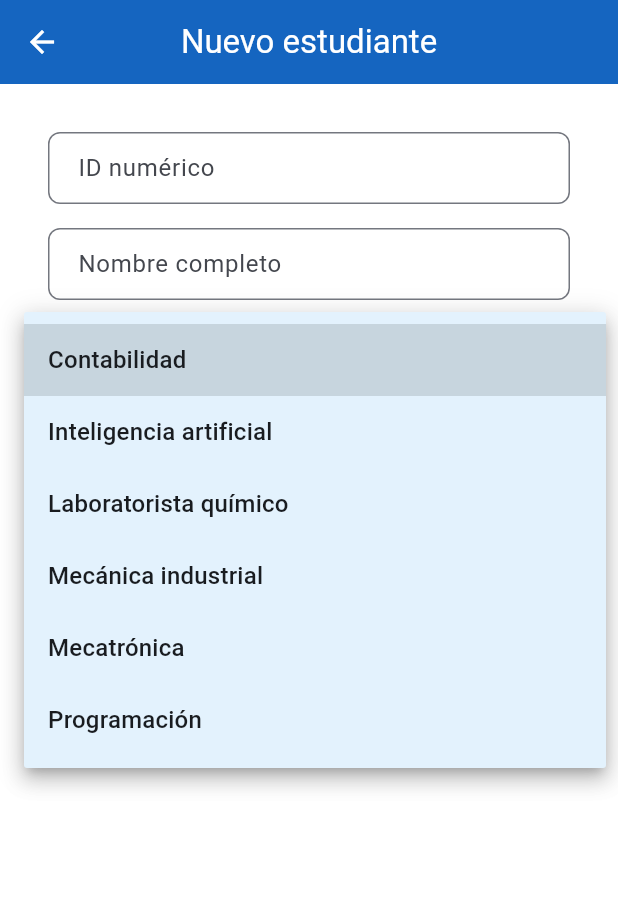
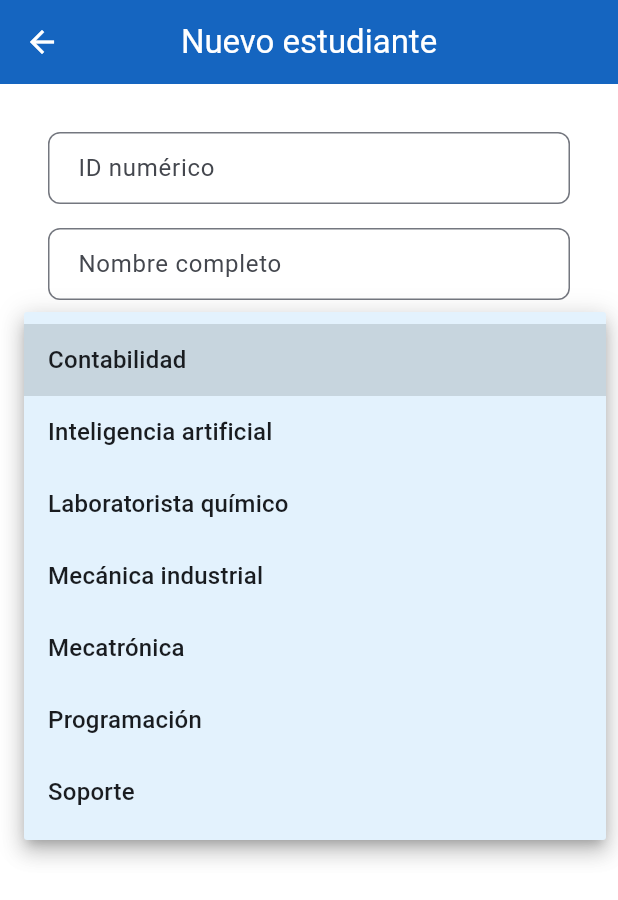
Before and after one commit to segso/setans, a Flutter app: the StudentFormScreen screen opened directly, after a tap on "Contabilidad", on a phone screen of 412 x 824 dp. Shown: the top 900 px of the screen. Run offline on Flutter 3.47's test engine with Material 3 defaults, Android fonts, the phone set to English and light mode, and no system bars; our stand-ins replace csv, drift, file_picker, flutter_riverpod, flutter_svg, showcaseview; missing offline and left inert: window_manager; accounts and stored records are empty; generated files the repository leaves out were written again.

Commit message:
feat: add Soporte major

```diff
--- a/lib/features/register/presentation/screens/student_form_screen.dart
+++ b/lib/features/register/presentation/screens/student_form_screen.dart
@@ -12,6 +12,7 @@ const _majors = [
   'Mecánica industrial',
   'Mecatrónica',
   'Programación',
+  'Soporte',
 ];
 
 const _shifts = ['Matutino', 'Vespertino'];
--- a/lib/features/student_detail/presentation/widgets/student_info_card.dart
+++ b/lib/features/student_detail/presentation/widgets/student_info_card.dart
@@ -30,6 +30,7 @@ class _StudentInfoCardState extends State<StudentInfoCard> {
     'Mecánica industrial',
     'Mecatrónica',
     'Programación',
+    'Soporte',
   ];
 
   static const _shifts = ['Matutino', 'Vespertino'];
```
